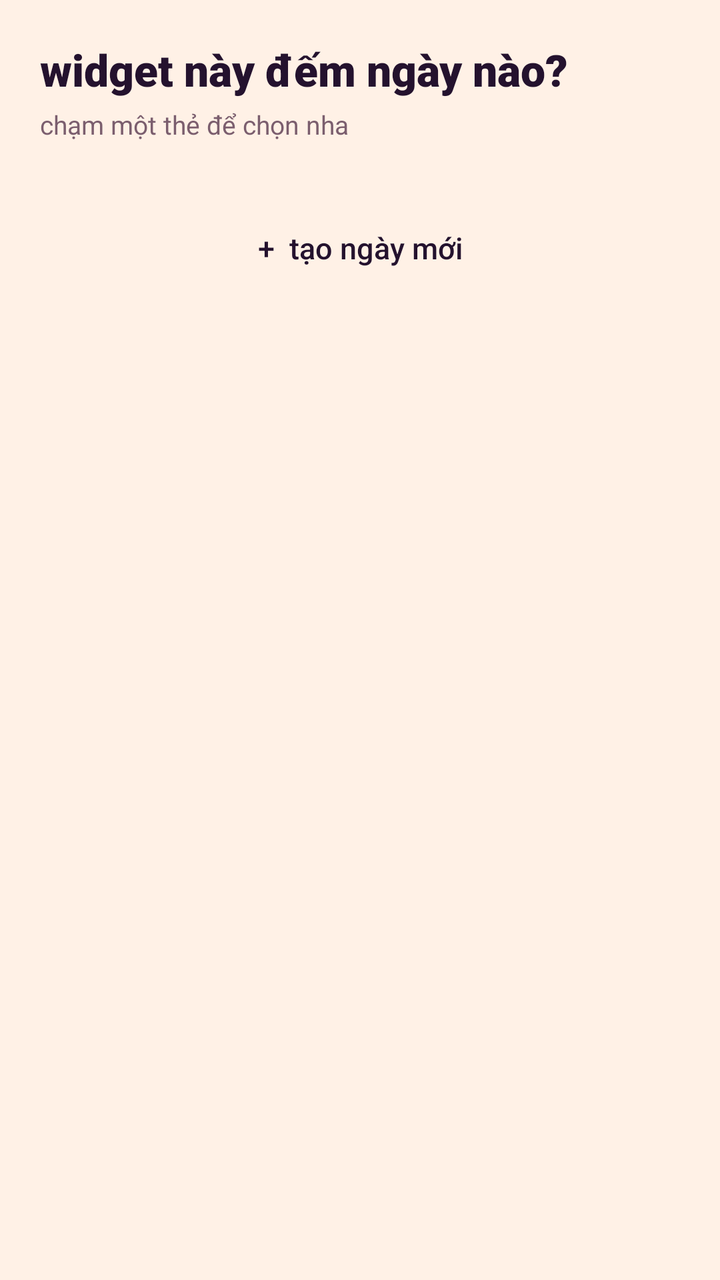
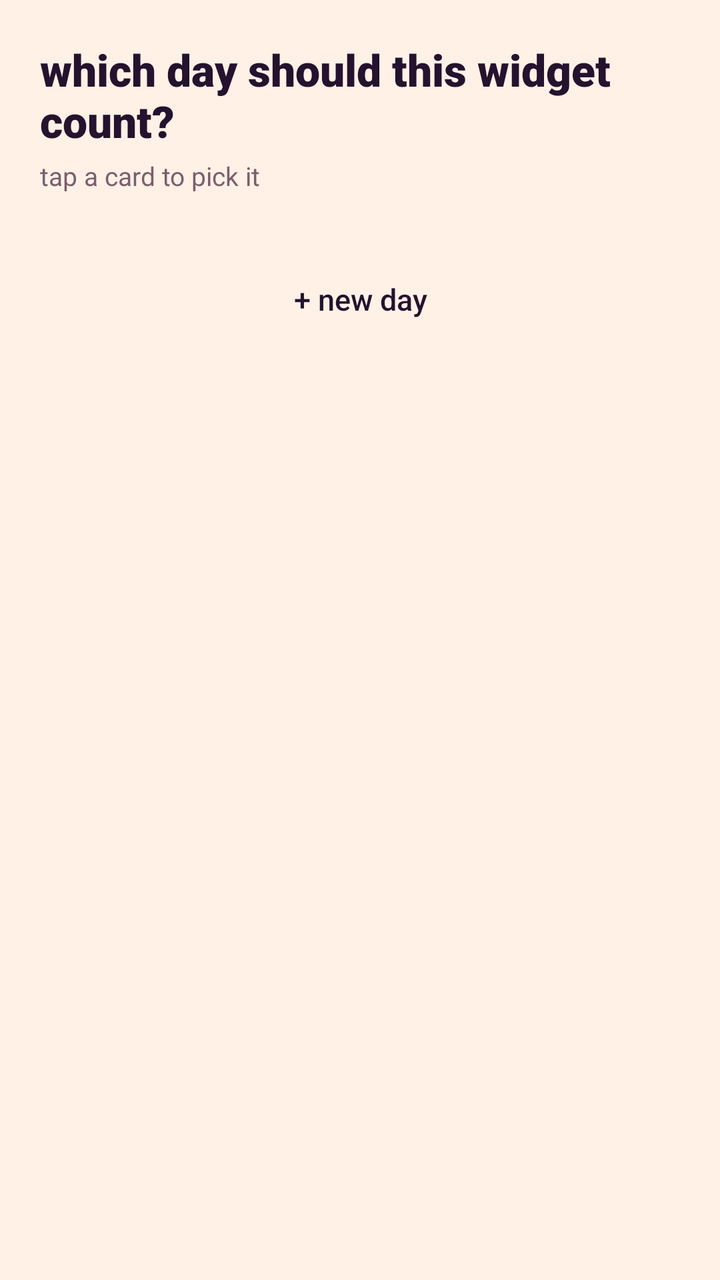

Two renders of the same Android screen: before a commit and after it. Below are the layout's source before the change and the commit's diff.
<!-- AndroidManifest.xml: application theme AppTheme -->
<!-- res/layout/activity_widget_config.xml -->
<?xml version="1.0" encoding="utf-8"?>
<ScrollView xmlns:android="http://schemas.android.com/apk/res/android"
    android:layout_width="match_parent"
    android:layout_height="match_parent"
    android:background="@color/cream">

    <LinearLayout
        android:layout_width="match_parent"
        android:layout_height="wrap_content"
        android:orientation="vertical"
        android:padding="20dp">

        <TextView
            android:layout_width="wrap_content"
            android:layout_height="wrap_content"
            android:fontFamily="sans-serif-black"
            android:text="widget này đếm ngày nào?"
            android:textColor="@color/ink"
            android:textSize="22sp" />

        <TextView
            android:layout_width="wrap_content"
            android:layout_height="wrap_content"
            android:layout_marginTop="4dp"
            android:layout_marginBottom="18dp"
            android:text="chạm một thẻ để chọn nha"
            android:textColor="@color/ink_soft"
            android:textSize="13sp" />

        <LinearLayout
            android:id="@+id/list"
            android:layout_width="match_parent"
            android:layout_height="wrap_content"
            android:clipChildren="false"
            android:orientation="vertical" />

        <TextView
            android:id="@+id/add"
            android:layout_width="match_parent"
            android:layout_height="54dp"
            android:layout_marginTop="8dp"
            android:fontFamily="sans-serif-medium"
            android:gravity="center"
            android:text="+  tạo ngày mới"
            android:textColor="@color/accent"
            android:textSize="15sp" />
    </LinearLayout>
</ScrollView>
<!-- resources referenced by this layout -->
<resources>
  <color name="accent">#24122E</color>
  <color name="cream">#FFF1E6</color>
  <color name="ink">#24122E</color>
  <color name="ink_soft">#7B5E6E</color>
  <style name="AppTheme" parent="android:Theme.Material.Light.NoActionBar">
          <item name="android:windowBackground">@color/cream</item>
          <item name="android:statusBarColor">@color/cream</item>
          <item name="android:navigationBarColor">@color/cream</item>
          <item name="android:windowLightStatusBar">true</item>
          <item name="android:colorAccent">@color/accent</item>
          <item name="android:colorPrimary">@color/accent</item>
          <item name="android:textColorPrimary">@color/ink</item>
      </style>
</resources>

<!-- the commit's change to res/layout/activity_widget_config.xml (unified diff, before → after) -->
@@ -14,7 +14,7 @@
             android:layout_width="wrap_content"
             android:layout_height="wrap_content"
             android:fontFamily="sans-serif-black"
-            android:text="widget này đếm ngày nào?"
+            android:text="@string/config_title"
             android:textColor="@color/ink"
             android:textSize="22sp" />
 
@@ -23,7 +23,7 @@
             android:layout_height="wrap_content"
             android:layout_marginTop="4dp"
             android:layout_marginBottom="18dp"
-            android:text="chạm một thẻ để chọn nha"
+            android:text="@string/config_sub"
             android:textColor="@color/ink_soft"
             android:textSize="13sp" />
 
@@ -41,7 +41,7 @@
             android:layout_marginTop="8dp"
             android:fontFamily="sans-serif-medium"
             android:gravity="center"
-            android:text="+  tạo ngày mới"
+            android:text="@string/config_add"
             android:textColor="@color/accent"
             android:textSize="15sp" />
     </LinearLayout>
<!-- resource entries referenced after the edit -->
@@ -4,6 +4,9 @@
   <color name="cream">#FFF1E6</color>
   <color name="ink">#24122E</color>
   <color name="ink_soft">#7B5E6E</color>
+  <string name="config_add">+  new day</string>
+  <string name="config_sub">tap a card to pick it</string>
+  <string name="config_title">which day should this widget count?</string>
   <style name="AppTheme" parent="android:Theme.Material.Light.NoActionBar">
           <item name="android:windowBackground">@color/cream</item>
           <item name="android:statusBarColor">@color/cream</item>
